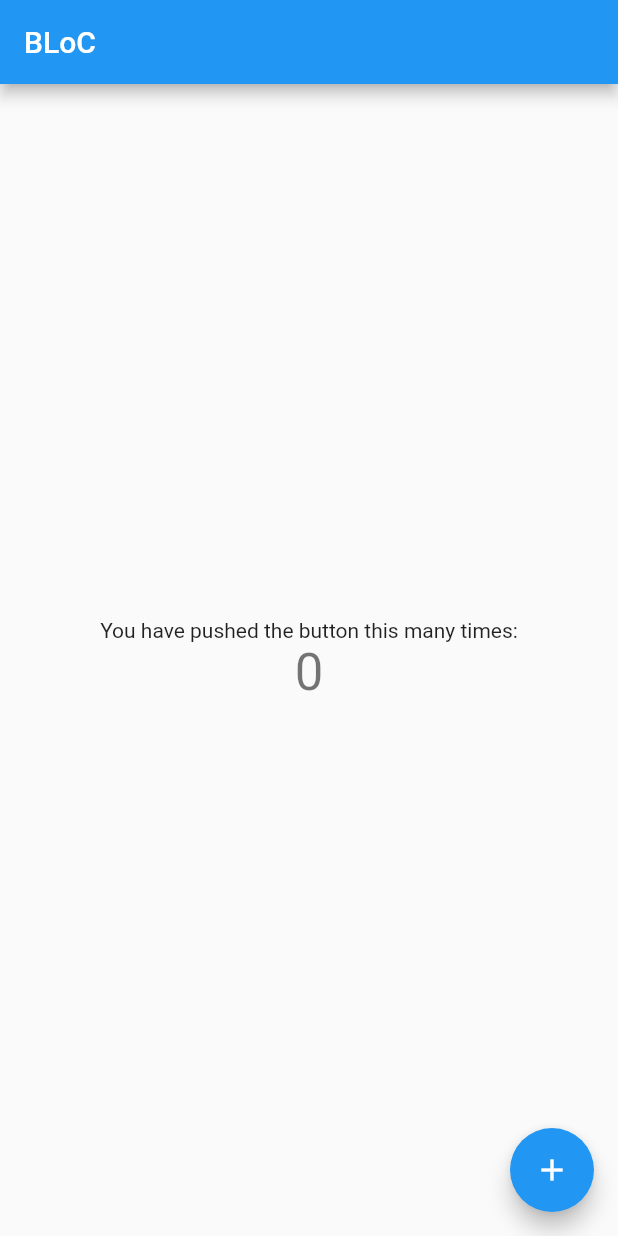
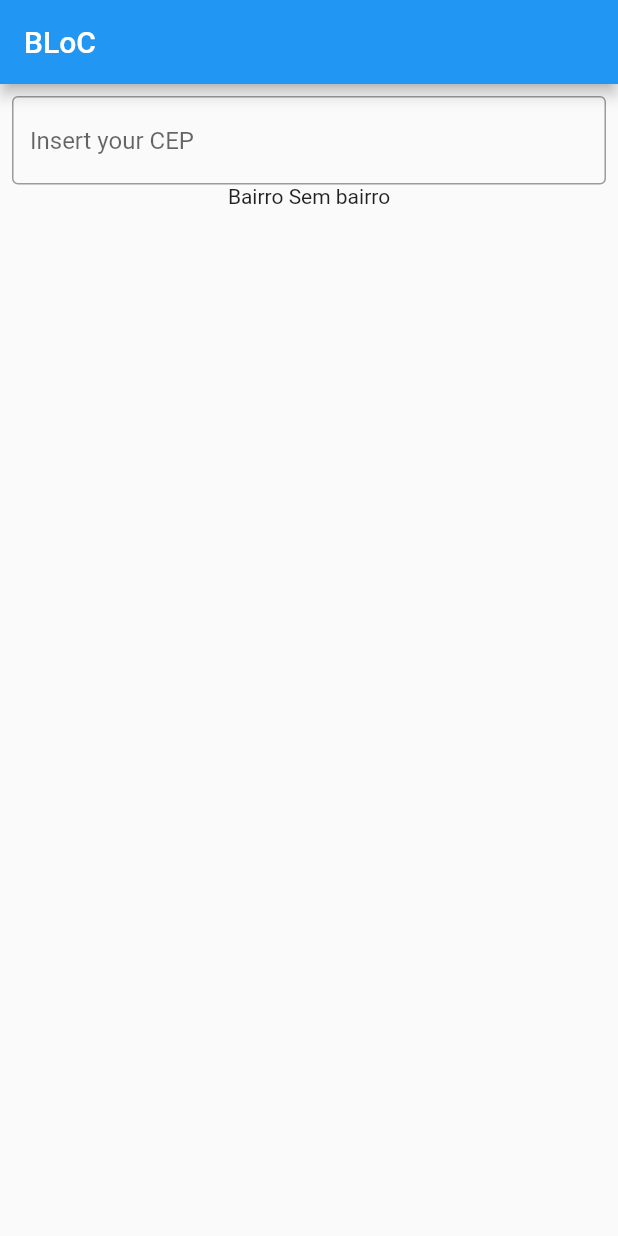
Before and after one commit to EsdrasRR/Flutter_BLoC_Pattern, a Flutter app: the screen it shows after launch, on a phone screen of 412 x 824 dp. Run offline on Flutter 3.47's test engine with Material 2 defaults, Android fonts, the phone set to English and light mode, and no system bars; our stand-ins replace dio.

Commit message:
Via Cep using BLoC  Pattern

```diff
--- /dev/null
+++ b/bloc_pattern/lib/endereco_model.dart
@@ -0,0 +1,48 @@
+class EnderecoModel {
+  String cep;
+  String logradouro;
+  String complemento;
+  String bairro;
+  String localidade;
+  String uf;
+  String unidade;
+  String ibge;
+  String gia;
+
+  EnderecoModel(
+      {this.cep,
+      this.logradouro,
+      this.complemento,
+      this.bairro,
+      this.localidade,
+      this.uf,
+      this.unidade,
+      this.ibge,
+      this.gia});
+
+  EnderecoModel.fromJson(Map<String, dynamic> json) {
+    cep = json['cep'];
+    logradouro = json['logradouro'];
+    complemento = json['complemento'];
+    bairro = json['bairro'];
+    localidade = json['localidade'];
+    uf = json['uf'];
+    unidade = json['unidade'];
+    ibge = json['ibge'];
+    gia = json['gia'];
+  }
+
+  Map<String, dynamic> toJson() {
+    final Map<String, dynamic> data = new Map<String, dynamic>();
+    data['cep'] = this.cep;
+    data['logradouro'] = this.logradouro;
+    data['complemento'] = this.complemento;
+    data['bairro'] = this.bairro;
+    data['localidade'] = this.localidade;
+    data['uf'] = this.uf;
+    data['unidade'] = this.unidade;
+    data['ibge'] = this.ibge;
+    data['gia'] = this.gia;
+    return data;
+  }
+}
--- a/bloc_pattern/lib/myhomepage.dart
+++ b/bloc_pattern/lib/myhomepage.dart
@@ -1,5 +1,7 @@
 import 'package:bloc_pattern/myhomepage_bloc.dart';
 import 'package:flutter/material.dart';
+
+import 'endereco_model.dart';
 
 class MyHomePage extends StatefulWidget {
   MyHomePage({Key key, this.title}) : super(key: key);
@@ -11,7 +13,6 @@ class MyHomePage extends StatefulWidget {
 }
 
 class _MyHomePageState extends State<MyHomePage> {
-
   MyHomePageBloc bloc = MyHomePageBloc();
 
   @override
@@ -20,29 +21,32 @@ class _MyHomePageState extends State<MyHomePage> {
       appBar: AppBar(
         title: Text(widget.title),
       ),
-      body: Center(
+      body: Padding(
+        padding: const EdgeInsets.all(8.0),
         child: Column(
-          mainAxisAlignment: MainAxisAlignment.center,
+          mainAxisAlignment: MainAxisAlignment.start,
           children: <Widget>[
-            Text(
-              'You have pushed the button this many times:',
+            TextField(
+              onChanged: (value) {
+                bloc.input.add(value);
+              },
+              decoration: InputDecoration(
+                hintText: 'Insert your CEP',
+                border: OutlineInputBorder(),
+              ),
             ),
-            StreamBuilder(
-              stream: bloc.output,
-              builder: (context, snapshot) {
-                return Text(
-                  '${bloc.counter}',
-                  style: Theme.of(context).textTheme.display1,
-                );
-              }
-            ),
+            StreamBuilder<EnderecoModel>(
+                stream: bloc.output,
+                initialData: EnderecoModel(bairro: "Sem bairro"),
+                builder: (context, snapshot) {
+                  if (snapshot.hasError) {
+                    return Text('Error', style: TextStyle(color: Colors.red));
+                  }
+                  EnderecoModel model = snapshot.data;
+                  return Text("Bairro ${model?.bairro}");
+                })
           ],
         ),
-      ),
-      floatingActionButton: FloatingActionButton(
-        onPressed: bloc.incrementCounter,
-        tooltip: 'Increment',
-        child: Icon(Icons.add),
       ),
     );
   }
--- a/bloc_pattern/lib/myhomepage_bloc.dart
+++ b/bloc_pattern/lib/myhomepage_bloc.dart
@@ -1,14 +1,19 @@
 import 'dart:async';
 
+import 'package:bloc_pattern/endereco_model.dart';
+import 'package:dio/dio.dart';
+
 class MyHomePageBloc {
-  int counter = 0;
 
-  final StreamController _streamController = StreamController();
-  Sink get input => _streamController.sink;
-  Stream get output => _streamController.stream;
+  final StreamController<String> _streamController = StreamController<String>();
+  Sink<String> get input => _streamController.sink;
+  Stream<EnderecoModel> get output =>
+      _streamController.stream.asyncMap((cep) => _searchCep(cep));
 
-  void incrementCounter() {
-    counter++;
-    input.add(counter);
+  String url(String cep) => "https://viacep.com.br/ws/$cep/json/";
+
+  Future<EnderecoModel> _searchCep(String cep) async {
+    Response response = await Dio().get(url(cep));
+    return EnderecoModel.fromJson(response.data);
   }
 }
--- a/bloc_pattern/pubspec.yaml
+++ b/bloc_pattern/pubspec.yaml
@@ -23,6 +23,7 @@ dependencies:
   # The following adds the Cupertino Icons font to your application.
   # Use with the CupertinoIcons class for iOS style icons.
   cupertino_icons: ^0.1.2
+  dio: ^3.0.4
 
 dev_dependencies:
   flutter_test:
```
Also changed, not shown: bloc_pattern/pubspec.lock.
